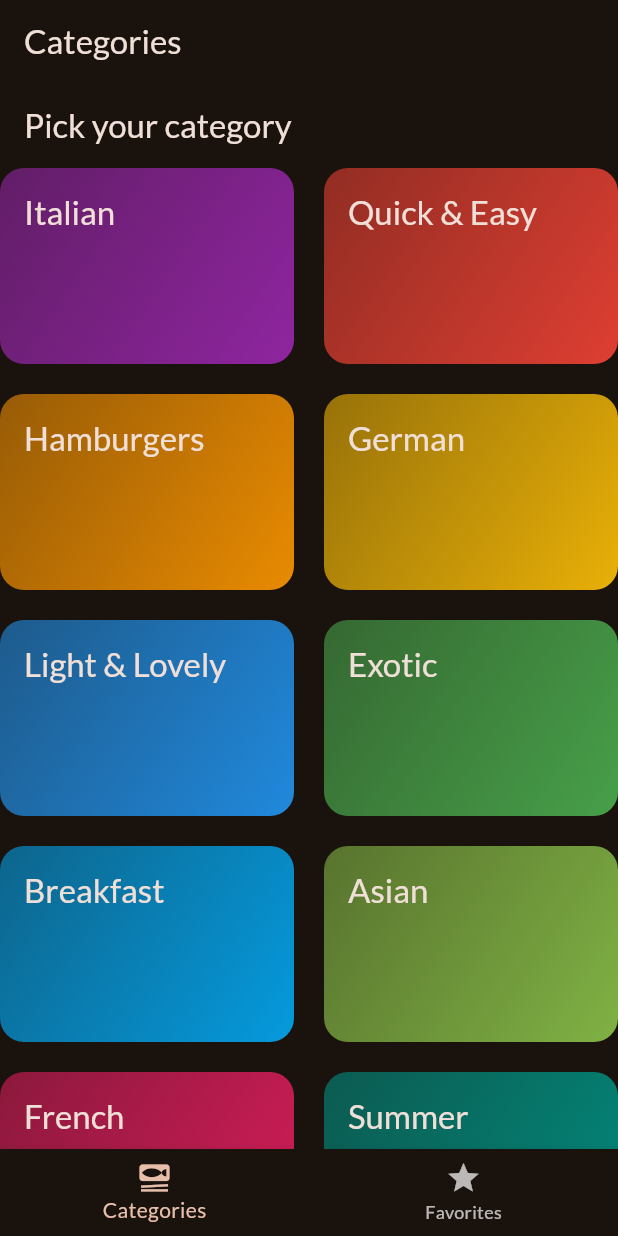
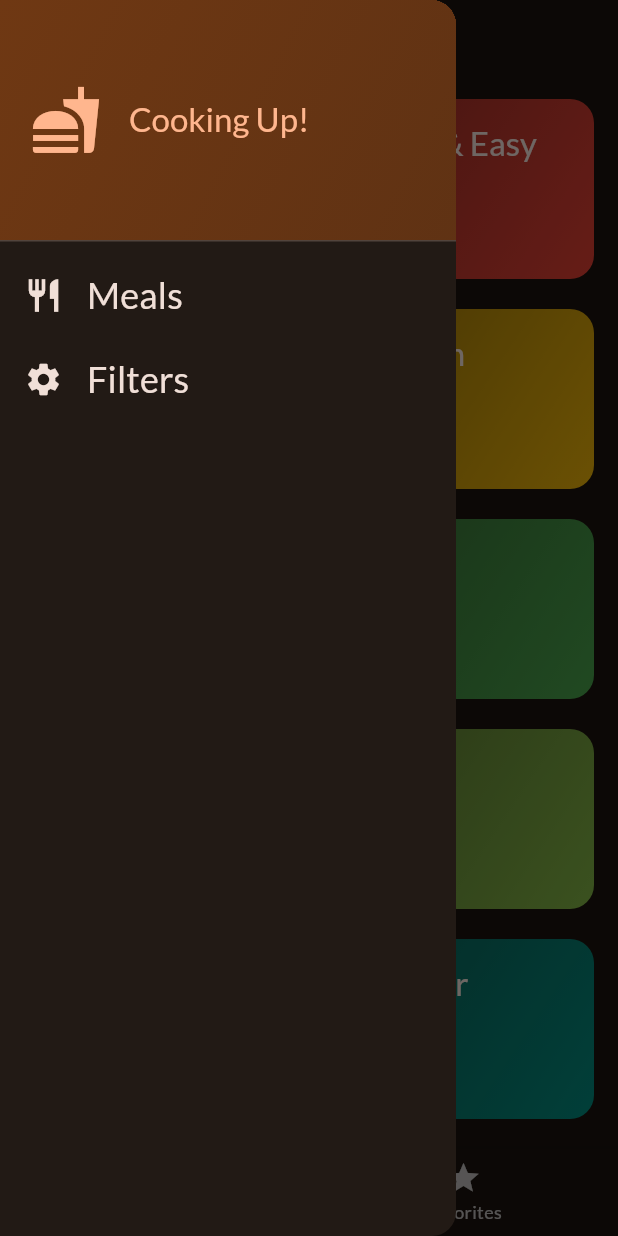
Before and after one commit to Aung-Thu-Hein/flutter_projects, a Flutter app: the screen it shows after launch, with the side drawer open (before the commit the screen has no drawer), on a phone screen of 412 x 824 dp. Run offline on Flutter 3.47's test engine with Material 3 defaults, Android fonts, the phone set to English and light mode, and no system bars; our stand-ins replace google_fonts, transparent_image.

Commit message:
feat: add favorite and filters

```diff
--- a/meals_app/lib/main.dart
+++ b/meals_app/lib/main.dart
@@ -1,6 +1,5 @@
 import 'package:flutter/material.dart';
 import 'package:google_fonts/google_fonts.dart';
-import 'package:meals_app/screens/categories.dart';
 import 'package:meals_app/screens/tabs.dart';
 
 final theme = ThemeData(
--- a/meals_app/lib/screens/categories.dart
+++ b/meals_app/lib/screens/categories.dart
@@ -2,32 +2,38 @@ import 'package:flutter/material.dart';
 
 import 'package:meals_app/data/dummy_data.dart';
 import 'package:meals_app/models/category.dart';
+import 'package:meals_app/models/meal.dart';
 import 'package:meals_app/screens/meals.dart';
 import 'package:meals_app/widgets/category_grid_item.dart';
 
 class CategoriesScreen extends StatelessWidget {
   // final Category category;
 
-  const CategoriesScreen({super.key});
+  const CategoriesScreen({super.key, required this.onToggleFavorite, required this.availableMeals});
+
+  final void Function(Meal meal) onToggleFavorite;
+  final List<Meal> availableMeals;
 
   void _selectCategory(BuildContext context, Category category) {
-    final filteredMeals = dummyMeals
+    final filteredMeals = availableMeals
         .where((meal) => meal.categories.contains(category.id))
         .toList();
 
     Navigator.of(context).push(
       MaterialPageRoute(
-        builder: (ctx) =>
-            MealsScreen(title: 'Some Title', meals: filteredMeals),
+        builder: (ctx) => MealsScreen(
+          title: 'Some Title',
+          meals: filteredMeals,
+          onToggleFavorite: onToggleFavorite,
+        ),
       ),
     );
   }
 
   @override
   Widget build(BuildContext context) {
-    return Scaffold(
-      appBar: AppBar(title: const Text('Pick your category')),
-      body: GridView(
+    return GridView(
+      padding: EdgeInsets.symmetric(vertical: 10, horizontal: 16),
       gridDelegate: const SliverGridDelegateWithFixedCrossAxisCount(
         crossAxisCount: 2,
         childAspectRatio: 3 / 2,
@@ -43,7 +49,6 @@ class CategoriesScreen extends StatelessWidget {
             },
           ),
       ],
-      ),
     );
   }
 }
--- a/meals_app/lib/screens/tabs.dart
+++ b/meals_app/lib/screens/tabs.dart
@@ -1,6 +1,17 @@
 import 'package:flutter/material.dart';
+import 'package:meals_app/data/dummy_data.dart';
+import 'package:meals_app/models/meal.dart';
 import 'package:meals_app/screens/categories.dart';
+import 'package:meals_app/screens/filters.dart';
 import 'package:meals_app/screens/meals.dart';
+import 'package:meals_app/widgets/main_drawer.dart';
+
+const kInitialFilters = {
+  Filter.glutenFree: false,
+  Filter.lactoseFree: false,
+  Filter.vegetarian: false,
+  Filter.vegan: false,
+};
 
 class TabsScreen extends StatefulWidget {
   const TabsScreen({super.key});
@@ -13,6 +24,29 @@ class TabsScreen extends StatefulWidget {
 
 class _TabsScreenState extends State<TabsScreen> {
   int _selectedPageIndex = 0;
+  final List<Meal> _favoriteMeals = [];
+  Map<Filter, bool> _selectedFilters = kInitialFilters;
+
+  void _toggleMealFavoriteStatus(Meal meal) {
+    var isExisting = _favoriteMeals.contains(meal);
+
+    setState(() {
+      if (isExisting) {
+        _favoriteMeals.remove(meal);
+        _showInfoMessage('Meal is no longer a favorite');
+      } else {
+        _favoriteMeals.add(meal);
+        _showInfoMessage('Marked as favorite!');
+      }
+    });
+  }
+
+  void _showInfoMessage(String message) {
+    ScaffoldMessenger.of(context).clearSnackBars();
+    ScaffoldMessenger.of(
+      context,
+    ).showSnackBar(SnackBar(content: Text(message)));
+  }
 
   void _selectPage(int index) {
     setState(() {
@@ -20,18 +54,55 @@ class _TabsScreenState extends State<TabsScreen> {
     });
   }
 
+  void _setScreen(String identifier) async {
+    Navigator.of(context).pop();
+    if (identifier == 'filters') {
+      final result = await Navigator.of(context).push<Map<Filter, bool>>(
+        MaterialPageRoute(
+          builder: (ctx) => FiltersScreen(currentFilters: _selectedFilters),
+        ),
+      );
+      setState(() {
+        _selectedFilters = result ?? kInitialFilters;
+      });
+    }
+  }
+
   @override
   Widget build(BuildContext context) {
-    Widget activePage = const CategoriesScreen();
+    final List<Meal> availableMeals = dummyMeals.where((meal) {
+      if (_selectedFilters[Filter.glutenFree]! && !meal.isGlutenFree) {
+        return false;
+      }
+      if (_selectedFilters[Filter.lactoseFree]! && !meal.isLactoseFree) {
+        return false;
+      }
+      if (_selectedFilters[Filter.vegetarian]! && !meal.isVegetarian) {
+        return false;
+      }
+      if (_selectedFilters[Filter.vegan]! && !meal.isVegan) {
+        return false;
+      }
+      return true;
+    }).toList();
+
+    Widget activePage = CategoriesScreen(
+      availableMeals: availableMeals,
+      onToggleFavorite: _toggleMealFavoriteStatus,
+    );
     String activePageTitle = 'Categories';
 
     if (_selectedPageIndex == 1) {
-      activePage = const MealsScreen(meals: []);
+      activePage = MealsScreen(
+        meals: _favoriteMeals,
+        onToggleFavorite: _toggleMealFavoriteStatus,
+      );
       activePageTitle = 'Your Favourite';
     }
 
     return Scaffold(
       appBar: AppBar(title: Text(activePageTitle)),
+      drawer: MainDrawer(onSelectScreen: _setScreen),
       body: activePage,
       bottomNavigationBar: BottomNavigationBar(
         onTap: _selectPage,
--- /dev/null
+++ b/meals_app/lib/widgets/main_drawer.dart
@@ -0,0 +1,82 @@
+import 'package:flutter/material.dart';
+
+class MainDrawer extends StatelessWidget {
+  const MainDrawer({super.key, required this.onSelectScreen});
+
+  final void Function(String filterIndex) onSelectScreen;
+
+  @override
+  Widget build(BuildContext context) {
+    return Drawer(
+      child: Column(
+        children: [
+          DrawerHeader(
+            padding: const EdgeInsets.all(20),
+            decoration: BoxDecoration(
+              gradient: LinearGradient(
+                colors: [
+                  Theme.of(context).colorScheme.primaryContainer,
+                  Theme.of(
+                    context,
+                  ).colorScheme.primaryContainer.withValues(alpha: 0.8),
+                ],
+                begin: Alignment.topLeft,
+                end: Alignment.bottomRight,
+              ),
+            ),
+            child: Row(
+              children: [
+                Icon(
+                  Icons.fastfood,
+                  size: 48,
+                  color: Theme.of(context).colorScheme.primary,
+                ),
+                const SizedBox(width: 18),
+                Text(
+                  'Cooking Up!',
+                  style: Theme.of(context).textTheme.titleLarge!.copyWith(
+                    color: Theme.of(context).colorScheme.primary,
+                  ),
+                ),
+              ],
+            ),
+          ),
+          ListTile(
+            leading: Icon(
+              Icons.restaurant,
+              size: 26,
+              color: Theme.of(context).colorScheme.onSurface,
+            ),
+            title: Text(
+              'Meals',
+              style: Theme.of(context).textTheme.titleSmall!.copyWith(
+                color: Theme.of(context).colorScheme.onSurface,
+                fontSize: 24,
+              ),
+            ),
+            onTap: () {
+              onSelectScreen('meal');
+            },
+          ),
+          ListTile(
+            leading: Icon(
+              Icons.settings,
+              size: 26,
+              color: Theme.of(context).colorScheme.onSurface,
+            ),
+            title: Text(
+              'Filters',
+              style: Theme.of(context).textTheme.titleSmall!.copyWith(
+                color: Theme.of(context).colorScheme.onSurface,
+                fontSize: 24,
+              ),
+            ),
+            onTap: () {
+              onSelectScreen('filters');
+            },
+          ),
+        ],
+      ),
+    );
+  }
+}
```
Also changed, not shown: meals_app/lib/screens/filters.dart (added, +141 -0 lines), meals_app/lib/screens/meal_details.dart (+21 -3 lines), meals_app/lib/screens/meals.dart (+15 -5 lines). Lines whose indentation alone changed are shown as unchanged.
